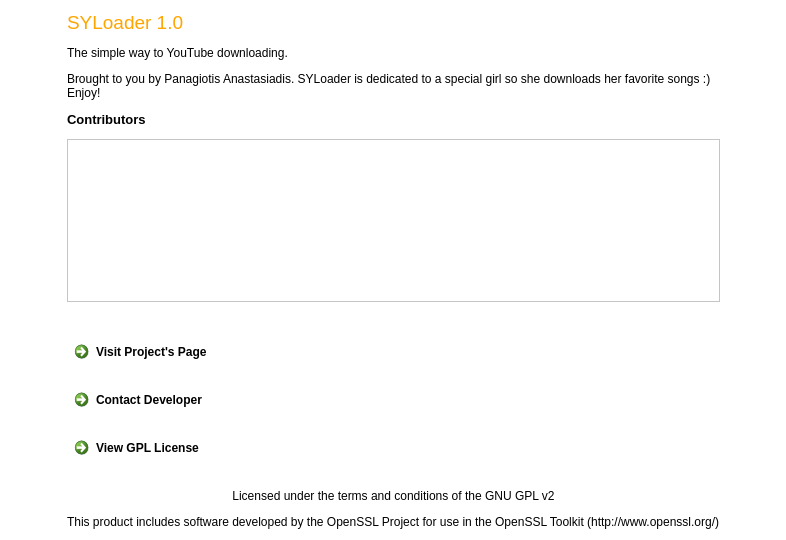
This is src/about_form.ui in panastasiadist/SYLoader as Qt 5 draws it before an edit. The edited form follows.
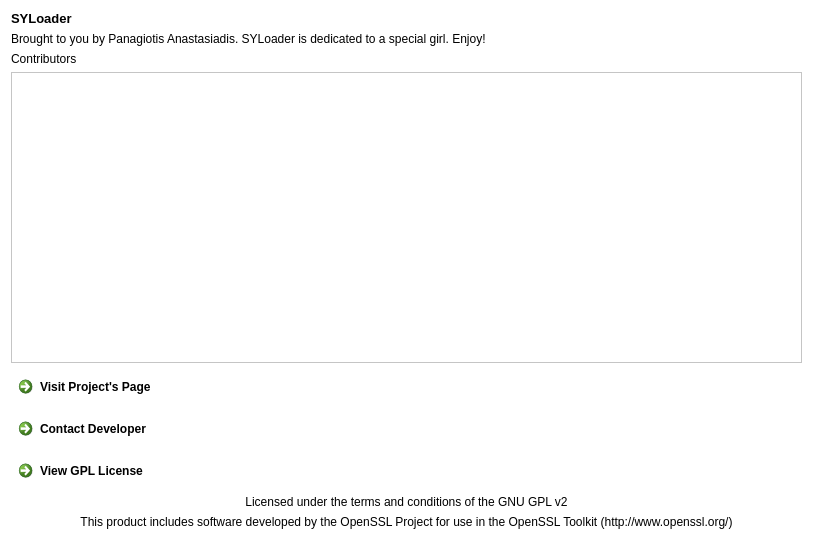
This is the edited form.

```diff
--- a/src/about_form.ui
+++ b/src/about_form.ui
@@ -6,7 +6,7 @@
    <rect>
     <x>0</x>
     <y>0</y>
-    <width>786</width>
+    <width>813</width>
     <height>540</height>
    </rect>
   </property>
@@ -74,228 +74,92 @@
     </disabled>
    </palette>
   </property>
+  <property name="font">
+   <font>
+    <family>Segoe UI</family>
+   </font>
+  </property>
   <property name="windowTitle">
    <string>About</string>
   </property>
-  <layout class="QGridLayout" name="gridLayout_2">
-   <property name="leftMargin">
-    <number>0</number>
-   </property>
-   <property name="topMargin">
-    <number>0</number>
-   </property>
-   <property name="rightMargin">
-    <number>0</number>
-   </property>
-   <property name="bottomMargin">
-    <number>0</number>
-   </property>
-   <item row="0" column="0">
-    <layout class="QGridLayout" name="gridLayout">
-     <property name="verticalSpacing">
-      <number>12</number>
-     </property>
-     <item row="6" column="1">
-      <widget class="QTextEdit" name="txtContributors"/>
-     </item>
-     <item row="7" column="2">
-      <spacer name="horizontalSpacer_2">
-       <property name="orientation">
-        <enum>Qt::Horizontal</enum>
-       </property>
-       <property name="sizeHint" stdset="0">
-        <size>
-         <width>40</width>
-         <height>20</height>
-        </size>
-       </property>
-      </spacer>
-     </item>
-     <item row="1" column="1">
-      <widget class="QLabel" name="label">
-       <property name="palette">
-        <palette>
-         <active>
-          <colorrole role="WindowText">
-           <brush brushstyle="SolidPattern">
-            <color alpha="255">
-             <red>255</red>
-             <green>165</green>
-             <blue>0</blue>
-            </color>
-           </brush>
-          </colorrole>
-         </active>
-         <inactive>
-          <colorrole role="WindowText">
-           <brush brushstyle="SolidPattern">
-            <color alpha="255">
-             <red>255</red>
-             <green>165</green>
-             <blue>0</blue>
-            </color>
-           </brush>
-          </colorrole>
-         </inactive>
-         <disabled>
-          <colorrole role="WindowText">
-           <brush brushstyle="SolidPattern">
-            <color alpha="255">
-             <red>120</red>
-             <green>120</green>
-             <blue>120</blue>
-            </color>
-           </brush>
-          </colorrole>
-         </disabled>
-        </palette>
-       </property>
+  <layout class="QGridLayout" name="gridLayout">
+   <item row="0" column="1" rowspan="2">
+    <layout class="QVBoxLayout" name="verticalLayout">
+     <item>
+      <widget class="QLabel" name="lblVersion">
        <property name="font">
         <font>
-         <pointsize>14</pointsize>
-         <weight>50</weight>
-         <bold>false</bold>
+         <pointsize>10</pointsize>
+         <weight>75</weight>
+         <bold>true</bold>
         </font>
        </property>
        <property name="text">
-        <string>SYLoader 1.0</string>
+        <string>SYLoader</string>
        </property>
       </widget>
      </item>
-     <item row="7" column="1">
-      <spacer name="verticalSpacer">
-       <property name="orientation">
-        <enum>Qt::Vertical</enum>
-       </property>
-       <property name="sizeHint" stdset="0">
-        <size>
-         <width>20</width>
-         <height>40</height>
-        </size>
-       </property>
-      </spacer>
-     </item>
-     <item row="4" column="1">
+     <item>
       <widget class="QLabel" name="label_3">
        <property name="text">
-        <string>Brought to you by Panagiotis Anastasiadis. SYLoader is dedicated to a special girl so she downloads her favorite songs :) Enjoy!</string>
+        <string>Brought to you by Panagiotis Anastasiadis. SYLoader is dedicated to a special girl. Enjoy!</string>
        </property>
        <property name="wordWrap">
         <bool>true</bool>
        </property>
       </widget>
      </item>
-     <item row="12" column="1">
-      <widget class="QLabel" name="label_4">
+     <item>
+      <widget class="QLabel" name="label_5">
        <property name="text">
-        <string>Licensed under the terms and conditions of the GNU GPL v2</string>
+        <string>Contributors</string>
        </property>
-       <property name="alignment">
-        <set>Qt::AlignCenter</set>
-       </property>
       </widget>
      </item>
-     <item row="0" column="1">
-      <spacer name="verticalSpacer_3">
-       <property name="orientation">
-        <enum>Qt::Vertical</enum>
-       </property>
-       <property name="sizeHint" stdset="0">
-        <size>
-         <width>20</width>
-         <height>40</height>
-        </size>
-       </property>
-      </spacer>
+     <item>
+      <widget class="QTextEdit" name="txtContributors"/>
      </item>
-     <item row="2" column="1" rowspan="2">
-      <widget class="QLabel" name="label_2">
-       <property name="text">
-        <string>The simple way to YouTube downloading.</string>
-       </property>
-      </widget>
-     </item>
-     <item row="14" column="1">
-      <spacer name="verticalSpacer_4">
-       <property name="orientation">
-        <enum>Qt::Vertical</enum>
-       </property>
-       <property name="sizeHint" stdset="0">
-        <size>
-         <width>20</width>
-         <height>40</height>
-        </size>
-       </property>
-      </spacer>
-     </item>
-     <item row="7" column="0">
-      <spacer name="horizontalSpacer">
-       <property name="orientation">
-        <enum>Qt::Horizontal</enum>
-       </property>
-       <property name="sizeHint" stdset="0">
-        <size>
-         <width>40</width>
-         <height>20</height>
-        </size>
-       </property>
-      </spacer>
-     </item>
-     <item row="11" column="1">
-      <spacer name="verticalSpacer_2">
-       <property name="orientation">
-        <enum>Qt::Vertical</enum>
-       </property>
-       <property name="sizeHint" stdset="0">
-        <size>
-         <width>20</width>
-         <height>40</height>
-        </size>
-       </property>
-      </spacer>
-     </item>
-     <item row="13" column="1">
-      <widget class="QLabel" name="lblOpenSSLNotice">
-       <property name="text">
-        <string>This product includes software developed by the OpenSSL Project for use in the OpenSSL Toolkit (http://www.openssl.org/)</string>
-       </property>
-      </widget>
-     </item>
-     <item row="8" column="1">
+     <item>
       <widget class="QCommandLinkButton" name="lbtnHomepage">
        <property name="text">
         <string>Visit Project's Page</string>
        </property>
       </widget>
      </item>
-     <item row="9" column="1">
+     <item>
       <widget class="QCommandLinkButton" name="lbtnContact">
        <property name="text">
         <string>Contact Developer</string>
        </property>
       </widget>
      </item>
-     <item row="5" column="1">
-      <widget class="QLabel" name="label_5">
-       <property name="font">
-        <font>
-         <pointsize>10</pointsize>
-         <weight>75</weight>
-         <bold>true</bold>
-        </font>
-       </property>
-       <property name="text">
-        <string>Contributors</string>
-       </property>
-      </widget>
-     </item>
-     <item row="10" column="1">
+     <item>
       <widget class="QCommandLinkButton" name="lbtnLicense">
        <property name="text">
         <string>View GPL License</string>
        </property>
       </widget>
      </item>
+     <item>
+      <widget class="QLabel" name="label_4">
+       <property name="text">
+        <string>Licensed under the terms and conditions of the GNU GPL v2</string>
+       </property>
+       <property name="alignment">
+        <set>Qt::AlignCenter</set>
+       </property>
+      </widget>
+     </item>
+     <item>
+      <widget class="QLabel" name="lblOpenSSLNotice">
+       <property name="text">
+        <string>This product includes software developed by the OpenSSL Project for use in the OpenSSL Toolkit (http://www.openssl.org/)</string>
+       </property>
+       <property name="alignment">
+        <set>Qt::AlignCenter</set>
+       </property>
+      </widget>
+     </item>
     </layout>
    </item>
   </layout>
```
